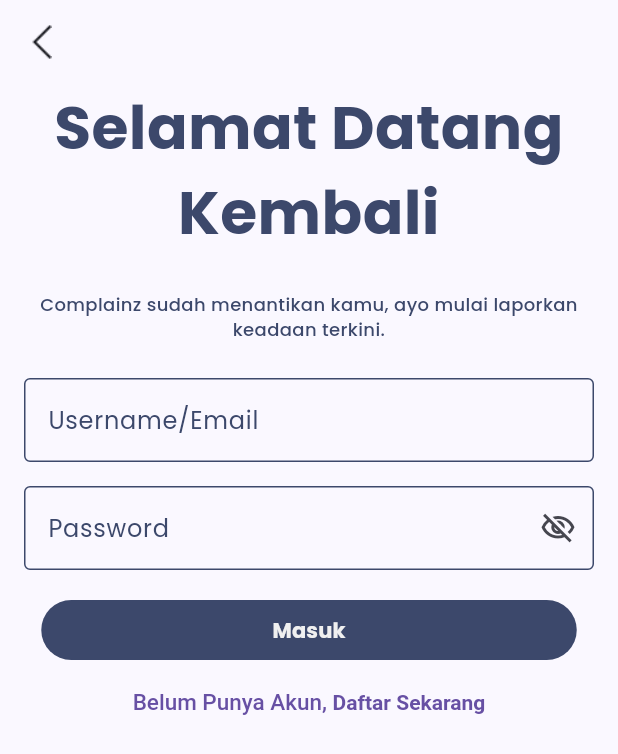
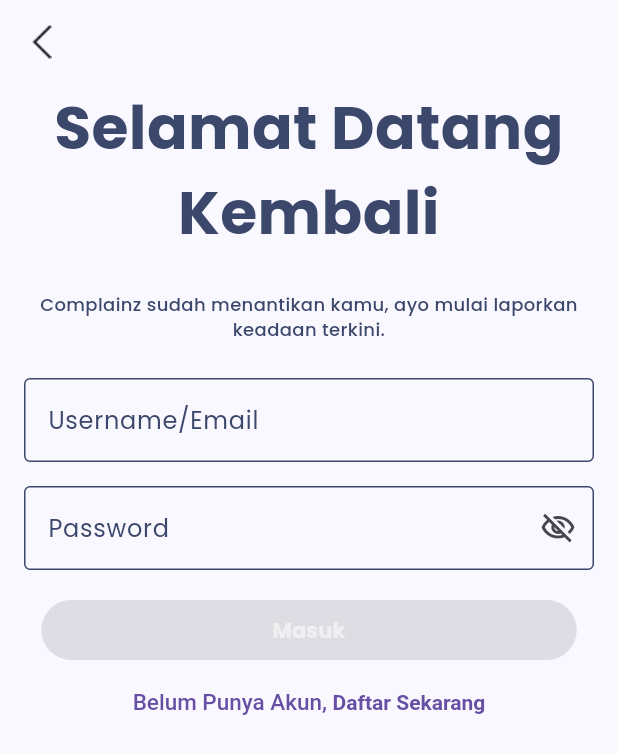
Before and after one commit to Capstone-Alta-19/flutter-ecomplaint, a Flutter app: the LoginPage screen opened directly, on a phone screen of 412 x 824 dp. Shown: the top 754 px of the screen. Run offline on Flutter 3.47's test engine with Material 2 defaults, Android fonts, the phone set to English and light mode, and no system bars; our stand-ins replace introduction_screen.

Commit message:
done login page validator

```diff
--- a/lib/screen/login_page.dart
+++ b/lib/screen/login_page.dart
@@ -10,15 +10,48 @@
 }
 
 class _LoginPageState extends State<LoginPage> {
+  final formKey = GlobalKey<FormState>();
+  final TextEditingController usernameEmailController = TextEditingController();
+  final TextEditingController passwordController = TextEditingController();
   bool _passwordVisible = true;
-
-  TextEditingController _usernameEmailController = TextEditingController();
-  TextEditingController _passwordController = TextEditingController();
-
+  bool _isFormFilled = false;
   @override
   void initState() {
     super.initState();
     _passwordVisible = false;
+  }
+
+  void _checkFormStatus() {
+    setState(() {
+      _isFormFilled = usernameEmailController.text.isNotEmpty;
+      _isFormFilled = passwordController.text.isNotEmpty;
+    });
+  }
+
+  void _submitForm() {
+    if (_isFormFilled) {
+      /* if (formKey.currentState!.validate()) {
+        // If the form is valid, display a snackbar. In the real world,
+        // you'd often call a server or save the information in a database.
+        ScaffoldMessenger.of(context).showSnackBar(
+          const SnackBar(content: Text('Processing Data')),
+        );
+      } */
+      /* Navigator.push(
+          context, MaterialPageRoute(builder: (context) => OtpPage())); */
+      final usernameEmail = usernameEmailController.text;
+      final password = passwordController.text;
+      // final commplainz = Complainz(
+      //     username: username, email: email, phone: phone, password: password);
+      // userProvider.registerUser() ;
+    }
+  }
+
+  @override
+  void dispose() {
+    usernameEmailController.dispose();
+    passwordController.dispose();
+    super.dispose();
   }
 
   @override
@@ -26,7 +59,7 @@
     return Scaffold(
       appBar: AppBar(
         leading: IconButton(
-            icon: ImageIcon(const AssetImage("assets/icons/arrow-back.png")),
+            icon: const ImageIcon(AssetImage("assets/icons/arrow-back.png")),
             onPressed: () {
               Navigator.pop(context);
             }),
@@ -34,6 +67,8 @@
       body: SizedBox(
         height: MediaQuery.of(context).size.height,
         width: MediaQuery.of(context).size.width,
+        child: Form(
+          key: formKey,
           child: Column(
             children: [
               const Text(
@@ -54,11 +89,20 @@
                   ),
                   "Complainz sudah menantikan kamu, ayo mulai laporkan keadaan terkini."),
               const Padding(padding: EdgeInsets.only(top: 24)),
-            const Padding(
-              padding: EdgeInsets.fromLTRB(16, 0, 16, 16),
-              child: TextField(
-                style: TextStyle(fontSize: 16, fontWeight: FontWeight.w400, color: AppColors.primary),
-                decoration: InputDecoration(
+              Padding(
+                padding: const EdgeInsets.fromLTRB(16, 0, 16, 16),
+                child: TextFormField(
+                  validator: (value) {
+                    if (value == null || value.isEmpty) {
+                      return 'Username/Email tidak boleh kosong';
+                    }
+                    return null;
+                  },
+                  onChanged: (value) {
+                    _checkFormStatus();
+                  },
+                  style: const TextStyle(fontSize: 16, fontWeight: FontWeight.w400, color: AppColors.primary),
+                  decoration: const InputDecoration(
                     labelStyle: TextStyle(fontSize: 16, fontWeight: FontWeight.w400, color: AppColors.primary),
                     hintStyle: TextStyle(fontSize: 16, fontWeight: FontWeight.w400, color: AppColors.primary),
                     enabledBorder: OutlineInputBorder(borderSide: BorderSide(width: 1, color: AppColors.primary)),
@@ -69,9 +113,18 @@
               ),
               Padding(
                 padding: const EdgeInsets.fromLTRB(16, 0, 16, 16),
-              child: TextField(
+                child: TextFormField(
+                  validator: (value) {
+                    if (value == null || value.isEmpty) {
+                      return 'Password tidak boleh kosong';
+                    }
+                    return null;
+                  },
+                  onChanged: (value) {
+                    _checkFormStatus();
+                  },
                   style: const TextStyle(fontSize: 16, fontWeight: FontWeight.w400, color: AppColors.primary),
-                controller: _passwordController,
+                  controller: passwordController,
                   obscureText: _passwordVisible,
                   decoration: InputDecoration(
                     suffixIcon: IconButton(
@@ -90,18 +143,19 @@
                   ),
                 ),
               ),
-            FilledButton(
+              FilledButton.tonal(
                 style: ButtonStyle(
-                backgroundColor: MaterialStateProperty.all(AppColors.btnenable),
+                  backgroundColor: _isFormFilled ? MaterialStateProperty.all(AppColors.font) : null,
                   fixedSize: const MaterialStatePropertyAll(Size(357, 40)),
                 ),
-              onPressed: () {},
+                onPressed: _isFormFilled ? _submitForm : null,
                 child: const Text(style: TextStyle(fontSize: 14, fontWeight: FontWeight.bold, color: AppColors.secondary100), "Masuk"),
               ),
               AccountQuestionButton(text: "Belum Punya Akun, ", btnText: "Daftar Sekarang", onPressed: () {}, textColor: AppColors.fontsecondary)
             ],
           ),
         ),
+      ),
     );
   }
 }
```
Lines whose indentation alone changed are shown as unchanged.
